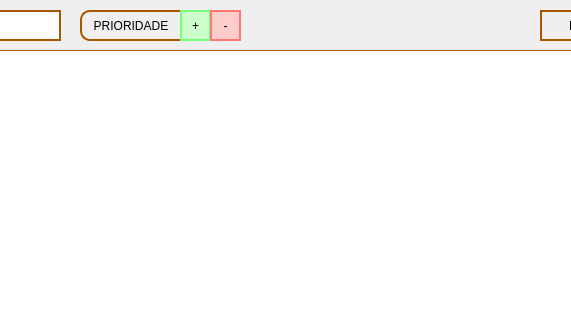
Old version of the form mainwindow.ui in the repository Dojak220/process-viewer; both pictures show x 150 to 721 and y 0 to 320 of the 1000 by 600 pixel window.
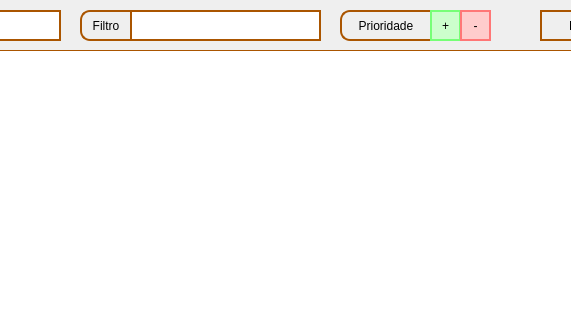
New version of the form.

```diff
--- a/mainwindow.ui
+++ b/mainwindow.ui
@@ -148,9 +148,9 @@
    <widget class="QLabel" name="label_prio">
     <property name="geometry">
      <rect>
-      <x>230</x>
+      <x>490</x>
       <y>10</y>
-      <width>101</width>
+      <width>91</width>
       <height>31</height>
      </rect>
     </property>
@@ -163,7 +163,7 @@
 border-bottom-left-radius: 10px;</string>
     </property>
     <property name="text">
-     <string>PRIORIDADE</string>
+     <string>Prioridade</string>
     </property>
     <property name="alignment">
      <set>Qt::AlignCenter</set>
@@ -172,7 +172,7 @@
    <widget class="QPushButton" name="btn_m_prio">
     <property name="geometry">
      <rect>
-      <x>330</x>
+      <x>580</x>
       <y>10</y>
       <width>31</width>
       <height>31</height>
@@ -194,7 +194,7 @@
    <widget class="QPushButton" name="btn_l_prio">
     <property name="geometry">
      <rect>
-      <x>360</x>
+      <x>610</x>
       <y>10</y>
       <width>31</width>
       <height>31</height>
@@ -213,6 +213,54 @@
      <string>-</string>
     </property>
    </widget>
+   <widget class="QLineEdit" name="ledit_filter">
+    <property name="geometry">
+     <rect>
+      <x>280</x>
+      <y>10</y>
+      <width>191</width>
+      <height>31</height>
+     </rect>
+    </property>
+    <property name="accessibleDescription">
+     <string extracomment="Digite aqui um PID de um processo válido"/>
+    </property>
+    <property name="styleSheet">
+     <string notr="true">background-color: rgb(255, 255, 255);
+color: 'green';
+border: 2px solid #A50;</string>
+    </property>
+    <property name="text">
+     <string/>
+    </property>
+    <property name="maxLength">
+     <number>20</number>
+    </property>
+   </widget>
+   <widget class="QLabel" name="label_filter">
+    <property name="geometry">
+     <rect>
+      <x>230</x>
+      <y>10</y>
+      <width>51</width>
+      <height>31</height>
+     </rect>
+    </property>
+    <property name="styleSheet">
+     <string notr="true">background-color: 'orange';
+color: 'white';
+border: 2px solid #A50;
+border-right-width: 1px;
+border-top-left-radius: 10px;
+border-bottom-left-radius: 10px;</string>
+    </property>
+    <property name="text">
+     <string>Filtro</string>
+    </property>
+    <property name="alignment">
+     <set>Qt::AlignCenter</set>
+    </property>
+   </widget>
   </widget>
   <widget class="QMenuBar" name="menubar">
    <property name="geometry">
```
Left out of the diff: 3 changed lines with no effect on the pictures.
